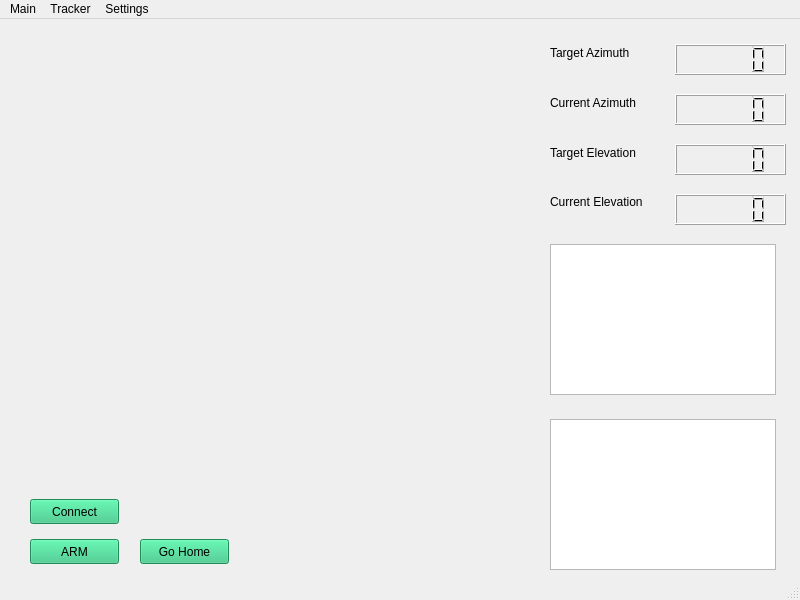
ETAChalmers/Kallebol-Controller, file python/test.ui: the form before one commit.
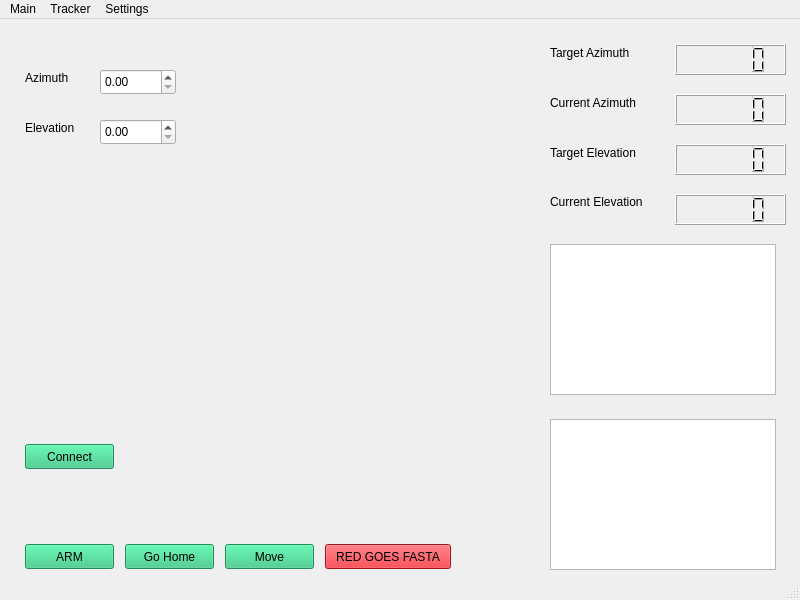
The form after the commit.

What changed in the file:
```diff
--- a/python/test.ui
+++ b/python/test.ui
@@ -109,8 +109,8 @@
    <widget class="QToolButton" name="arm_button">
     <property name="geometry">
      <rect>
-      <x>30</x>
-      <y>520</y>
+      <x>25</x>
+      <y>525</y>
       <width>89</width>
       <height>25</height>
      </rect>
@@ -593,8 +593,8 @@
    <widget class="QToolButton" name="conn_button">
     <property name="geometry">
      <rect>
-      <x>30</x>
-      <y>480</y>
+      <x>25</x>
+      <y>425</y>
       <width>89</width>
       <height>25</height>
      </rect>
@@ -1048,8 +1048,8 @@
    <widget class="QPushButton" name="home_button">
     <property name="geometry">
      <rect>
-      <x>140</x>
-      <y>520</y>
+      <x>125</x>
+      <y>525</y>
       <width>89</width>
       <height>25</height>
      </rect>
@@ -1500,6 +1500,1002 @@
      <string>Go Home</string>
     </property>
    </widget>
+   <widget class="QDoubleSpinBox" name="azi_input">
+    <property name="geometry">
+     <rect>
+      <x>100</x>
+      <y>50</y>
+      <width>76</width>
+      <height>26</height>
+     </rect>
+    </property>
+   </widget>
+   <widget class="QDoubleSpinBox" name="elev_input">
+    <property name="geometry">
+     <rect>
+      <x>100</x>
+      <y>100</y>
+      <width>76</width>
+      <height>26</height>
+     </rect>
+    </property>
+   </widget>
+   <widget class="QLabel" name="azi_input_label">
+    <property name="geometry">
+     <rect>
+      <x>25</x>
+      <y>50</y>
+      <width>67</width>
+      <height>17</height>
+     </rect>
+    </property>
+    <property name="text">
+     <string>Azimuth</string>
+    </property>
+   </widget>
+   <widget class="QLabel" name="elev_input_label">
+    <property name="geometry">
+     <rect>
+      <x>25</x>
+      <y>100</y>
+      <width>67</width>
+      <height>17</height>
+     </rect>
+    </property>
+    <property name="text">
+     <string>Elevation</string>
+    </property>
+   </widget>
+   <widget class="QToolButton" name="move_button">
+    <property name="geometry">
+     <rect>
+      <x>225</x>
+      <y>525</y>
+      <width>89</width>
+      <height>25</height>
+     </rect>
+    </property>
+    <property name="palette">
+     <palette>
+      <active>
+       <colorrole role="WindowText">
+        <brush brushstyle="SolidPattern">
+         <color alpha="255">
+          <red>0</red>
+          <green>0</green>
+          <blue>0</blue>
+         </color>
+        </brush>
+       </colorrole>
+       <colorrole role="Button">
+        <brush brushstyle="SolidPattern">
+         <color alpha="255">
+          <red>46</red>
+          <green>194</green>
+          <blue>126</blue>
+         </color>
+        </brush>
+       </colorrole>
+       <colorrole role="Light">
+        <brush brushstyle="SolidPattern">
+         <color alpha="255">
+          <red>96</red>
+          <green>255</green>
+          <blue>182</blue>
+         </color>
+        </brush>
+       </colorrole>
+       <colorrole role="Midlight">
+        <brush brushstyle="SolidPattern">
+         <color alpha="255">
+          <red>71</red>
+          <green>224</green>
+          <blue>154</blue>
+         </color>
+        </brush>
+       </colorrole>
+       <colorrole role="Dark">
+        <brush brushstyle="SolidPattern">
+         <color alpha="255">
+          <red>23</red>
+          <green>97</green>
+          <blue>63</blue>
+         </color>
+        </brush>
+       </colorrole>
+       <colorrole role="Mid">
+        <brush brushstyle="SolidPattern">
+         <color alpha="255">
+          <red>31</red>
+          <green>129</green>
+          <blue>84</blue>
+         </color>
+        </brush>
+       </colorrole>
+       <colorrole role="Text">
+        <brush brushstyle="SolidPattern">
+         <color alpha="255">
+          <red>0</red>
+          <green>0</green>
+          <blue>0</blue>
+         </color>
+        </brush>
+       </colorrole>
+       <colorrole role="BrightText">
+        <brush brushstyle="SolidPattern">
+         <color alpha="255">
+          <red>255</red>
+          <green>255</green>
+          <blue>255</blue>
+         </color>
+        </brush>
+       </colorrole>
+       <colorrole role="ButtonText">
+        <brush brushstyle="SolidPattern">
+         <color alpha="255">
+          <red>0</red>
+          <green>0</green>
+          <blue>0</blue>
+         </color>
+        </brush>
+       </colorrole>
+       <colorrole role="Base">
+        <brush brushstyle="SolidPattern">
+         <color alpha="255">
+          <red>255</red>
+          <green>255</green>
+          <blue>255</blue>
+         </color>
+        </brush>
+       </colorrole>
+       <colorrole role="Window">
+        <brush brushstyle="SolidPattern">
+         <color alpha="255">
+          <red>46</red>
+          <green>194</green>
+          <blue>126</blue>
+         </color>
+        </brush>
+       </colorrole>
+       <colorrole role="Shadow">
+        <brush brushstyle="SolidPattern">
+         <color alpha="255">
+          <red>0</red>
+          <green>0</green>
+          <blue>0</blue>
+         </color>
+        </brush>
+       </colorrole>
+       <colorrole role="AlternateBase">
+        <brush brushstyle="SolidPattern">
+         <color alpha="255">
+          <red>150</red>
+          <green>224</green>
+          <blue>190</blue>
+         </color>
+        </brush>
+       </colorrole>
+       <colorrole role="ToolTipBase">
+        <brush brushstyle="SolidPattern">
+         <color alpha="255">
+          <red>255</red>
+          <green>255</green>
+          <blue>220</blue>
+         </color>
+        </brush>
+       </colorrole>
+       <colorrole role="ToolTipText">
+        <brush brushstyle="SolidPattern">
+         <color alpha="255">
+          <red>0</red>
+          <green>0</green>
+          <blue>0</blue>
+         </color>
+        </brush>
+       </colorrole>
+       <colorrole role="PlaceholderText">
+        <brush brushstyle="SolidPattern">
+         <color alpha="128">
+          <red>0</red>
+          <green>0</green>
+          <blue>0</blue>
+         </color>
+        </brush>
+       </colorrole>
+      </active>
+      <inactive>
+       <colorrole role="WindowText">
+        <brush brushstyle="SolidPattern">
+         <color alpha="255">
+          <red>0</red>
+          <green>0</green>
+          <blue>0</blue>
+         </color>
+        </brush>
+       </colorrole>
+       <colorrole role="Button">
+        <brush brushstyle="SolidPattern">
+         <color alpha="255">
+          <red>46</red>
+          <green>194</green>
+          <blue>126</blue>
+         </color>
+        </brush>
+       </colorrole>
+       <colorrole role="Light">
+        <brush brushstyle="SolidPattern">
+         <color alpha="255">
+          <red>96</red>
+          <green>255</green>
+          <blue>182</blue>
+         </color>
+        </brush>
+       </colorrole>
+       <colorrole role="Midlight">
+        <brush brushstyle="SolidPattern">
+         <color alpha="255">
+          <red>71</red>
+          <green>224</green>
+          <blue>154</blue>
+         </color>
+        </brush>
+       </colorrole>
+       <colorrole role="Dark">
+        <brush brushstyle="SolidPattern">
+         <color alpha="255">
+          <red>23</red>
+          <green>97</green>
+          <blue>63</blue>
+         </color>
+        </brush>
+       </colorrole>
+       <colorrole role="Mid">
+        <brush brushstyle="SolidPattern">
+         <color alpha="255">
+          <red>31</red>
+          <green>129</green>
+          <blue>84</blue>
+         </color>
+        </brush>
+       </colorrole>
+       <colorrole role="Text">
+        <brush brushstyle="SolidPattern">
+         <color alpha="255">
+          <red>0</red>
+          <green>0</green>
+          <blue>0</blue>
+         </color>
+        </brush>
+       </colorrole>
+       <colorrole role="BrightText">
+        <brush brushstyle="SolidPattern">
+         <color alpha="255">
+          <red>255</red>
+          <green>255</green>
+          <blue>255</blue>
+         </color>
+        </brush>
+       </colorrole>
+       <colorrole role="ButtonText">
+        <brush brushstyle="SolidPattern">
+         <color alpha="255">
+          <red>0</red>
+          <green>0</green>
+          <blue>0</blue>
+         </color>
+        </brush>
+       </colorrole>
+       <colorrole role="Base">
+        <brush brushstyle="SolidPattern">
+         <color alpha="255">
+          <red>255</red>
+          <green>255</green>
+          <blue>255</blue>
+         </color>
+        </brush>
+       </colorrole>
+       <colorrole role="Window">
+        <brush brushstyle="SolidPattern">
+         <color alpha="255">
+          <red>46</red>
+          <green>194</green>
+          <blue>126</blue>
+         </color>
+        </brush>
+       </colorrole>
+       <colorrole role="Shadow">
+        <brush brushstyle="SolidPattern">
+         <color alpha="255">
+          <red>0</red>
+          <green>0</green>
+          <blue>0</blue>
+         </color>
+        </brush>
+       </colorrole>
+       <colorrole role="AlternateBase">
+        <brush brushstyle="SolidPattern">
+         <color alpha="255">
+          <red>150</red>
+          <green>224</green>
+          <blue>190</blue>
+         </color>
+        </brush>
+       </colorrole>
+       <colorrole role="ToolTipBase">
+        <brush brushstyle="SolidPattern">
+         <color alpha="255">
+          <red>255</red>
+          <green>255</green>
+          <blue>220</blue>
+         </color>
+        </brush>
+       </colorrole>
+       <colorrole role="ToolTipText">
+        <brush brushstyle="SolidPattern">
+         <color alpha="255">
+          <red>0</red>
+          <green>0</green>
+          <blue>0</blue>
+         </color>
+        </brush>
+       </colorrole>
+       <colorrole role="PlaceholderText">
+        <brush brushstyle="SolidPattern">
+         <color alpha="128">
+          <red>0</red>
+          <green>0</green>
+          <blue>0</blue>
+         </color>
+        </brush>
+       </colorrole>
+      </inactive>
+      <disabled>
+       <colorrole role="WindowText">
+        <brush brushstyle="SolidPattern">
+         <color alpha="255">
+          <red>23</red>
+          <green>97</green>
+          <blue>63</blue>
+         </color>
+        </brush>
+       </colorrole>
+       <colorrole role="Button">
+        <brush brushstyle="SolidPattern">
+         <color alpha="255">
+          <red>46</red>
+          <green>194</green>
+          <blue>126</blue>
+         </color>
+        </brush>
+       </colorrole>
+       <colorrole role="Light">
+        <brush brushstyle="SolidPattern">
+         <color alpha="255">
+          <red>96</red>
+          <green>255</green>
+          <blue>182</blue>
+         </color>
+        </brush>
+       </colorrole>
+       <colorrole role="Midlight">
+        <brush brushstyle="SolidPattern">
+         <color alpha="255">
+          <red>71</red>
+          <green>224</green>
+          <blue>154</blue>
+         </color>
+        </brush>
+       </colorrole>
+       <colorrole role="Dark">
+        <brush brushstyle="SolidPattern">
+         <color alpha="255">
+          <red>23</red>
+          <green>97</green>
+          <blue>63</blue>
+         </color>
+        </brush>
+       </colorrole>
+       <colorrole role="Mid">
+        <brush brushstyle="SolidPattern">
+         <color alpha="255">
+          <red>31</red>
+          <green>129</green>
+          <blue>84</blue>
+         </color>
+        </brush>
+       </colorrole>
+       <colorrole role="Text">
+        <brush brushstyle="SolidPattern">
+         <color alpha="255">
+          <red>23</red>
+          <green>97</green>
+          <blue>63</blue>
+         </color>
+        </brush>
+       </colorrole>
+       <colorrole role="BrightText">
+        <brush brushstyle="SolidPattern">
+         <color alpha="255">
+          <red>255</red>
+          <green>255</green>
+          <blue>255</blue>
+         </color>
+        </brush>
+       </colorrole>
+       <colorrole role="ButtonText">
+        <brush brushstyle="SolidPattern">
+         <color alpha="255">
+          <red>23</red>
+          <green>97</green>
+          <blue>63</blue>
+         </color>
+        </brush>
+       </colorrole>
+       <colorrole role="Base">
+        <brush brushstyle="SolidPattern">
+         <color alpha="255">
+          <red>46</red>
+          <green>194</green>
+          <blue>126</blue>
+         </color>
+        </brush>
+       </colorrole>
+       <colorrole role="Window">
+        <brush brushstyle="SolidPattern">
+         <color alpha="255">
+          <red>46</red>
+          <green>194</green>
+          <blue>126</blue>
+         </color>
+        </brush>
+       </colorrole>
+       <colorrole role="Shadow">
+        <brush brushstyle="SolidPattern">
+         <color alpha="255">
+          <red>0</red>
+          <green>0</green>
+          <blue>0</blue>
+         </color>
+        </brush>
+       </colorrole>
+       <colorrole role="AlternateBase">
+        <brush brushstyle="SolidPattern">
+         <color alpha="255">
+          <red>46</red>
+          <green>194</green>
+          <blue>126</blue>
+         </color>
+        </brush>
+       </colorrole>
+       <colorrole role="ToolTipBase">
+        <brush brushstyle="SolidPattern">
+         <color alpha="255">
+          <red>255</red>
+          <green>255</green>
+          <blue>220</blue>
+         </color>
+        </brush>
+       </colorrole>
+       <colorrole role="ToolTipText">
+        <brush brushstyle="SolidPattern">
+         <color alpha="255">
+          <red>0</red>
+          <green>0</green>
+          <blue>0</blue>
+         </color>
+        </brush>
+       </colorrole>
+       <colorrole role="PlaceholderText">
+        <brush brushstyle="SolidPattern">
+         <color alpha="128">
+          <red>0</red>
+          <green>0</green>
+          <blue>0</blue>
+         </color>
+        </brush>
+       </colorrole>
+      </disabled>
+     </palette>
+    </property>
+    <property name="text">
+     <string>Move</string>
+    </property>
+   </widget>
+   <widget class="QToolButton" name="fast_button">
+    <property name="geometry">
+     <rect>
+      <x>325</x>
+      <y>525</y>
+      <width>126</width>
+      <height>25</height>
+     </rect>
+    </property>
+    <property name="palette">
+     <palette>
+      <active>
+       <colorrole role="WindowText">
+        <brush brushstyle="SolidPattern">
+         <color alpha="255">
+          <red>0</red>
+          <green>0</green>
+          <blue>0</blue>
+         </color>
+        </brush>
+       </colorrole>
+       <colorrole role="Button">
+        <brush brushstyle="SolidPattern">
+         <color alpha="255">
+          <red>224</red>
+          <green>27</green>
+          <blue>36</blue>
+         </color>
+        </brush>
+       </colorrole>
+       <colorrole role="Light">
+        <brush brushstyle="SolidPattern">
+         <color alpha="255">
+          <red>255</red>
+          <green>112</green>
+          <blue>118</blue>
+         </color>
+        </brush>
+       </colorrole>
+       <colorrole role="Midlight">
+        <brush brushstyle="SolidPattern">
+         <color alpha="255">
+          <red>239</red>
+          <green>69</green>
+          <blue>77</blue>
+         </color>
+        </brush>
+       </colorrole>
+       <colorrole role="Dark">
+        <brush brushstyle="SolidPattern">
+         <color alpha="255">
+          <red>112</red>
+          <green>13</green>
+          <blue>18</blue>
+         </color>
+        </brush>
+       </colorrole>
+       <colorrole role="Mid">
+        <brush brushstyle="SolidPattern">
+         <color alpha="255">
+          <red>149</red>
+          <green>18</green>
+          <blue>24</blue>
+         </color>
+        </brush>
+       </colorrole>
+       <colorrole role="Text">
+        <brush brushstyle="SolidPattern">
+         <color alpha="255">
+          <red>0</red>
+          <green>0</green>
+          <blue>0</blue>
+         </color>
+        </brush>
+       </colorrole>
+       <colorrole role="BrightText">
+        <brush brushstyle="SolidPattern">
+         <color alpha="255">
+          <red>255</red>
+          <green>255</green>
+          <blue>255</blue>
+         </color>
+        </brush>
+       </colorrole>
+       <colorrole role="ButtonText">
+        <brush brushstyle="SolidPattern">
+         <color alpha="255">
+          <red>0</red>
+          <green>0</green>
+          <blue>0</blue>
+         </color>
+        </brush>
+       </colorrole>
+       <colorrole role="Base">
+        <brush brushstyle="SolidPattern">
+         <color alpha="255">
+          <red>255</red>
+          <green>255</green>
+          <blue>255</blue>
+         </color>
+        </brush>
+       </colorrole>
+       <colorrole role="Window">
+        <brush brushstyle="SolidPattern">
+         <color alpha="255">
+          <red>224</red>
+          <green>27</green>
+          <blue>36</blue>
+         </color>
+        </brush>
+       </colorrole>
+       <colorrole role="Shadow">
+        <brush brushstyle="SolidPattern">
+         <color alpha="255">
+          <red>0</red>
+          <green>0</green>
+          <blue>0</blue>
+         </color>
+        </brush>
+       </colorrole>
+       <colorrole role="AlternateBase">
+        <brush brushstyle="SolidPattern">
+         <color alpha="255">
+          <red>239</red>
+          <green>141</green>
+          <blue>145</blue>
+         </color>
+        </brush>
+       </colorrole>
+       <colorrole role="ToolTipBase">
+        <brush brushstyle="SolidPattern">
+         <color alpha="255">
+          <red>255</red>
+          <green>255</green>
+          <blue>220</blue>
+         </color>
+        </brush>
+       </colorrole>
+       <colorrole role="ToolTipText">
+        <brush brushstyle="SolidPattern">
+         <color alpha="255">
+          <red>0</red>
+          <green>0</green>
+          <blue>0</blue>
+         </color>
+        </brush>
+       </colorrole>
+       <colorrole role="PlaceholderText">
+        <brush brushstyle="SolidPattern">
+         <color alpha="127">
+          <red>0</red>
+          <green>0</green>
+          <blue>0</blue>
+         </color>
+        </brush>
+       </colorrole>
+       <colorrole role="Accent">
+        <brush brushstyle="SolidPattern">
+         <color alpha="255">
+          <red>255</red>
+          <green>255</green>
+          <blue>255</blue>
+         </color>
+        </brush>
+       </colorrole>
+      </active>
+      <inactive>
+       <colorrole role="WindowText">
+        <brush brushstyle="SolidPattern">
+         <color alpha="255">
+          <red>0</red>
+          <green>0</green>
+          <blue>0</blue>
+         </color>
+        </brush>
+       </colorrole>
+       <colorrole role="Button">
+        <brush brushstyle="SolidPattern">
+         <color alpha="255">
+          <red>224</red>
+          <green>27</green>
+          <blue>36</blue>
+         </color>
+        </brush>
+       </colorrole>
+       <colorrole role="Light">
+        <brush brushstyle="SolidPattern">
+         <color alpha="255">
+          <red>255</red>
+          <green>112</green>
+          <blue>118</blue>
+         </color>
+        </brush>
+       </colorrole>
+       <colorrole role="Midlight">
+        <brush brushstyle="SolidPattern">
+         <color alpha="255">
+          <red>239</red>
+          <green>69</green>
+          <blue>77</blue>
+         </color>
+        </brush>
+       </colorrole>
+       <colorrole role="Dark">
+        <brush brushstyle="SolidPattern">
+         <color alpha="255">
+          <red>112</red>
+          <green>13</green>
+          <blue>18</blue>
+         </color>
+        </brush>
+       </colorrole>
+       <colorrole role="Mid">
+        <brush brushstyle="SolidPattern">
+         <color alpha="255">
+          <red>149</red>
+          <green>18</green>
+          <blue>24</blue>
+         </color>
+        </brush>
+       </colorrole>
+       <colorrole role="Text">
+        <brush brushstyle="SolidPattern">
+         <color alpha="255">
+          <red>0</red>
+          <green>0</green>
+          <blue>0</blue>
+         </color>
+        </brush>
+       </colorrole>
+       <colorrole role="BrightText">
+        <brush brushstyle="SolidPattern">
+         <color alpha="255">
+          <red>255</red>
+          <green>255</green>
+          <blue>255</blue>
+         </color>
+        </brush>
+       </colorrole>
+       <colorrole role="ButtonText">
+        <brush brushstyle="SolidPattern">
+         <color alpha="255">
+          <red>0</red>
+          <green>0</green>
+          <blue>0</blue>
+         </color>
+        </brush>
+       </colorrole>
+       <colorrole role="Base">
+        <brush brushstyle="SolidPattern">
+         <color alpha="255">
+          <red>255</red>
+          <green>255</green>
+          <blue>255</blue>
+         </color>
+        </brush>
+       </colorrole>
+       <colorrole role="Window">
+        <brush brushstyle="SolidPattern">
+         <color alpha="255">
+          <red>224</red>
+          <green>27</green>
+          <blue>36</blue>
+         </color>
+        </brush>
+       </colorrole>
+       <colorrole role="Shadow">
+        <brush brushstyle="SolidPattern">
+         <color alpha="255">
+          <red>0</red>
+          <green>0</green>
+          <blue>0</blue>
+         </color>
+        </brush>
+       </colorrole>
+       <colorrole role="AlternateBase">
+        <brush brushstyle="SolidPattern">
+         <color alpha="255">
+          <red>239</red>
+          <green>141</green>
+          <blue>145</blue>
+         </color>
+        </brush>
+       </colorrole>
+       <colorrole role="ToolTipBase">
+        <brush brushstyle="SolidPattern">
+         <color alpha="255">
+          <red>255</red>
+          <green>255</green>
+          <blue>220</blue>
+         </color>
+        </brush>
+       </colorrole>
+       <colorrole role="ToolTipText">
+        <brush brushstyle="SolidPattern">
+         <color alpha="255">
+          <red>0</red>
+          <green>0</green>
+          <blue>0</blue>
+         </color>
+        </brush>
+       </colorrole>
+       <colorrole role="PlaceholderText">
+        <brush brushstyle="SolidPattern">
+         <color alpha="127">
+          <red>0</red>
+          <green>0</green>
+          <blue>0</blue>
+         </color>
+        </brush>
+       </colorrole>
+       <colorrole role="Accent">
+        <brush brushstyle="SolidPattern">
+         <color alpha="255">
+          <red>255</red>
+          <green>255</green>
+          <blue>255</blue>
+         </color>
+        </brush>
+       </colorrole>
+      </inactive>
+      <disabled>
+       <colorrole role="WindowText">
+        <brush brushstyle="SolidPattern">
+         <color alpha="255">
+          <red>112</red>
+          <green>13</green>
+          <blue>18</blue>
+         </color>
+        </brush>
+       </colorrole>
+       <colorrole role="Button">
+        <brush brushstyle="SolidPattern">
+         <color alpha="255">
+          <red>224</red>
+          <green>27</green>
+          <blue>36</blue>
+         </color>
+        </brush>
+       </colorrole>
+       <colorrole role="Light">
+        <brush brushstyle="SolidPattern">
+         <color alpha="255">
+          <red>255</red>
+          <green>112</green>
+          <blue>118</blue>
+         </color>
+        </brush>
+       </colorrole>
+       <colorrole role="Midlight">
+        <brush brushstyle="SolidPattern">
+         <color alpha="255">
+          <red>239</red>
+          <green>69</green>
+          <blue>77</blue>
+         </color>
+        </brush>
+       </colorrole>
+       <colorrole role="Dark">
+        <brush brushstyle="SolidPattern">
+         <color alpha="255">
+          <red>112</red>
+          <green>13</green>
+          <blue>18</blue>
+         </color>
+        </brush>
+       </colorrole>
+       <colorrole role="Mid">
+        <brush brushstyle="SolidPattern">
+         <color alpha="255">
+          <red>149</red>
+          <green>18</green>
+          <blue>24</blue>
+         </color>
+        </brush>
+       </colorrole>
+       <colorrole role="Text">
+        <brush brushstyle="SolidPattern">
+         <color alpha="255">
+          <red>112</red>
+          <green>13</green>
+          <blue>18</blue>
+         </color>
+        </brush>
+       </colorrole>
+       <colorrole role="BrightText">
+        <brush brushstyle="SolidPattern">
+         <color alpha="255">
+          <red>255</red>
+          <green>255</green>
+          <blue>255</blue>
+         </color>
+        </brush>
+       </colorrole>
+       <colorrole role="ButtonText">
+        <brush brushstyle="SolidPattern">
+         <color alpha="255">
+          <red>112</red>
+          <green>13</green>
+          <blue>18</blue>
+         </color>
+        </brush>
+       </colorrole>
+       <colorrole role="Base">
+        <brush brushstyle="SolidPattern">
+         <color alpha="255">
+          <red>224</red>
+          <green>27</green>
+          <blue>36</blue>
+         </color>
+        </brush>
+       </colorrole>
+       <colorrole role="Window">
+        <brush brushstyle="SolidPattern">
+         <color alpha="255">
+          <red>224</red>
+          <green>27</green>
+          <blue>36</blue>
+         </color>
+        </brush>
+       </colorrole>
+       <colorrole role="Shadow">
+        <brush brushstyle="SolidPattern">
+         <color alpha="255">
+          <red>0</red>
+          <green>0</green>
+          <blue>0</blue>
+         </color>
+        </brush>
+       </colorrole>
+       <colorrole role="AlternateBase">
+        <brush brushstyle="SolidPattern">
+         <color alpha="255">
+          <red>224</red>
+          <green>27</green>
+          <blue>36</blue>
+         </color>
+        </brush>
+       </colorrole>
+       <colorrole role="ToolTipBase">
+        <brush brushstyle="SolidPattern">
+         <color alpha="255">
+          <red>255</red>
+          <green>255</green>
+          <blue>220</blue>
+         </color>
+        </brush>
+       </colorrole>
+       <colorrole role="ToolTipText">
+        <brush brushstyle="SolidPattern">
+         <color alpha="255">
+          <red>0</red>
+          <green>0</green>
+          <blue>0</blue>
+         </color>
+        </brush>
+       </colorrole>
+       <colorrole role="PlaceholderText">
+        <brush brushstyle="SolidPattern">
+         <color alpha="127">
+          <red>112</red>
+          <green>13</green>
+          <blue>18</blue>
+         </color>
+        </brush>
+       </colorrole>
+       <colorrole role="Accent">
+        <brush brushstyle="SolidPattern">
+         <color alpha="255">
+          <red>255</red>
+          <green>67</green>
+          <blue>76</blue>
+         </color>
+        </brush>
+       </colorrole>
+      </disabled>
+     </palette>
+    </property>
+    <property name="text">
+     <string>RED GOES FASTA</string>
+    </property>
+   </widget>
+   <widget class="QLabel" name="conn_status_label">
+    <property name="geometry">
+     <rect>
+      <x>25</x>
+      <y>475</y>
+      <width>126</width>
+      <height>17</height>
+     </rect>
+    </property>
+    <property name="text">
+     <string/>
+    </property>
+   </widget>
   </widget>
   <widget class="QStatusBar" name="statusbar"/>
   <widget class="QMenuBar" name="menubar">
```
